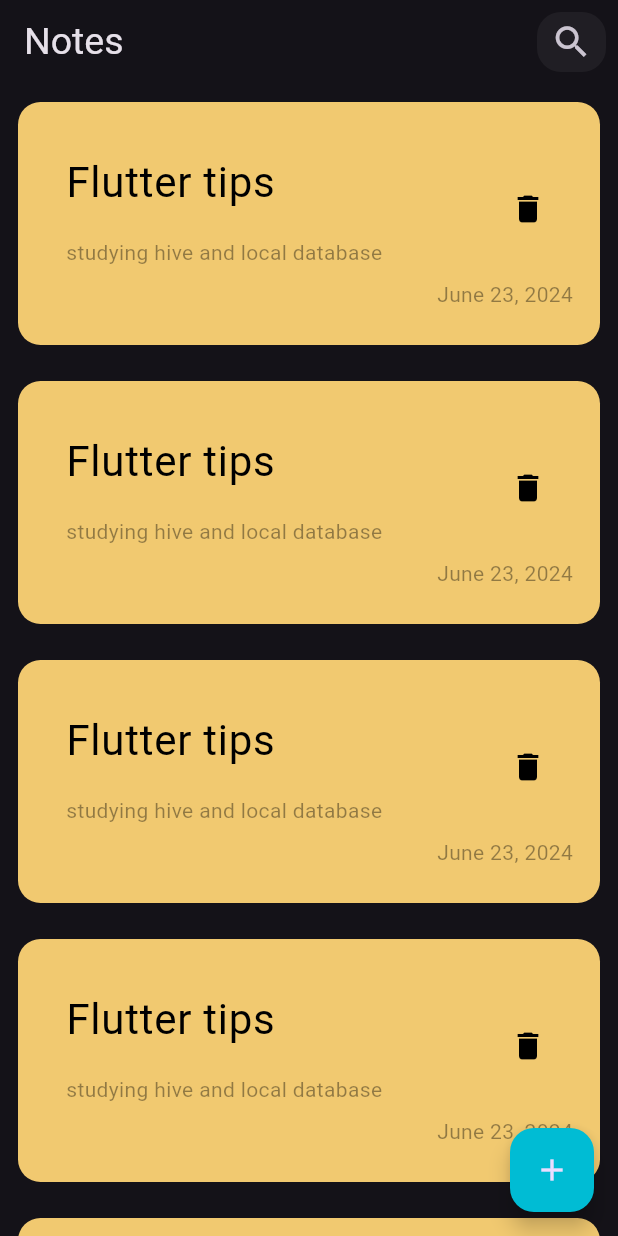
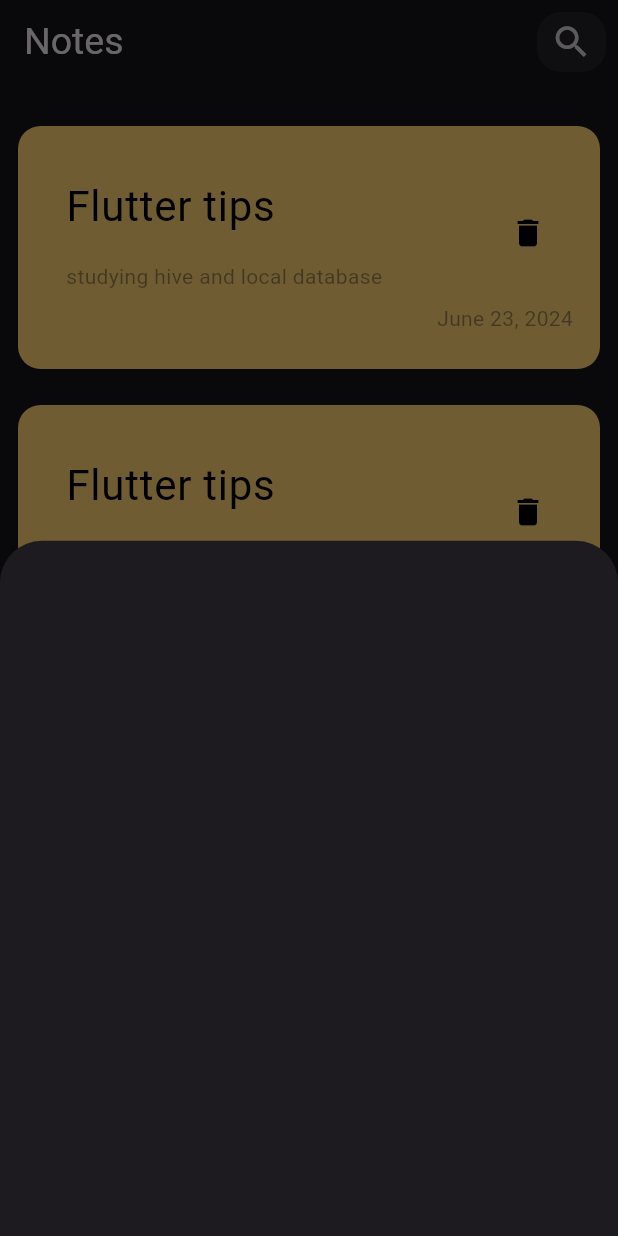
Before and after one commit to AyaHassan55/notes-app, a Flutter app: the screen it shows after launch, after a tap on the "add" icon, on a phone screen of 412 x 824 dp. Run offline on Flutter 3.47's test engine with Material 3 defaults, Android fonts, the phone set to English and light mode, and no system bars.

Commit message:
create bottom sheet

```diff
--- a/lib/views/notes_view.dart
+++ b/lib/views/notes_view.dart
@@ -1,4 +1,5 @@
 import 'package:flutter/material.dart';
+import '../widgets/add_note_show_bottom_sheet.dart';
 import '../widgets/notes_list_view.dart';
 class NotesView extends StatelessWidget {
   const NotesView({super.key});
@@ -28,8 +29,12 @@ class NotesView extends StatelessWidget {
       body: const NotesListView(),
       floatingActionButton: FloatingActionButton(
         backgroundColor: Colors.cyan,
-        onPressed: (){},
-        child: const Icon(Icons.add),
+        onPressed: (){
+          showModalBottomSheet(context: context, builder: (context){
+            return AddNoteBottomSheet();
+          });
+        },
+        child: const Icon(Icons.add,color: Colors.black,),
       ),
 
     );
--- /dev/null
+++ b/lib/widgets/add_note_show_bottom_sheet.dart
@@ -0,0 +1,10 @@
+import 'package:flutter/material.dart';
+
+class AddNoteBottomSheet extends StatelessWidget {
+  const AddNoteBottomSheet({super.key});
+
+  @override
+  Widget build(BuildContext context) {
+    return Container();
+  }
+}
--- a/lib/widgets/notes_list_view.dart
+++ b/lib/widgets/notes_list_view.dart
@@ -7,9 +7,15 @@ class NotesListView extends StatelessWidget {
 
   @override
   Widget build(BuildContext context) {
-    return ListView.builder(itemBuilder: (context,i){
-      return const NoteItem();
-    },
+    return Padding(
+      padding: const EdgeInsets.symmetric(vertical: 16.0),
+      child: ListView.builder(
+        padding: EdgeInsets.symmetric(),
+        itemBuilder: (context,i){
+
+        return const NoteItem();
+      },
+      ),
     );
   }
 }
```
